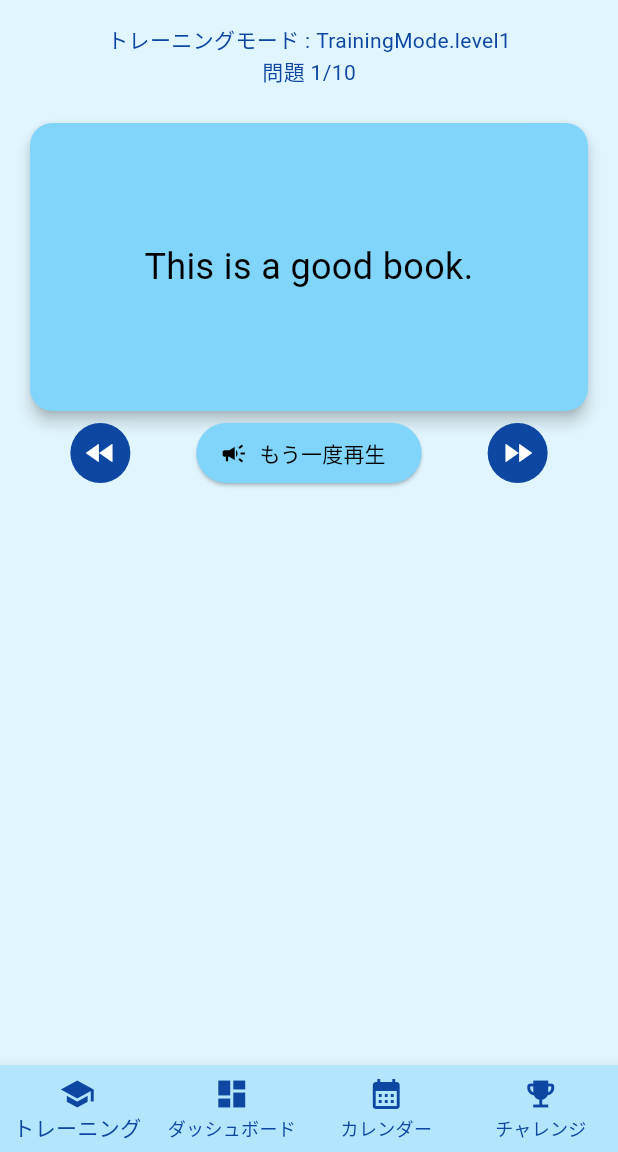
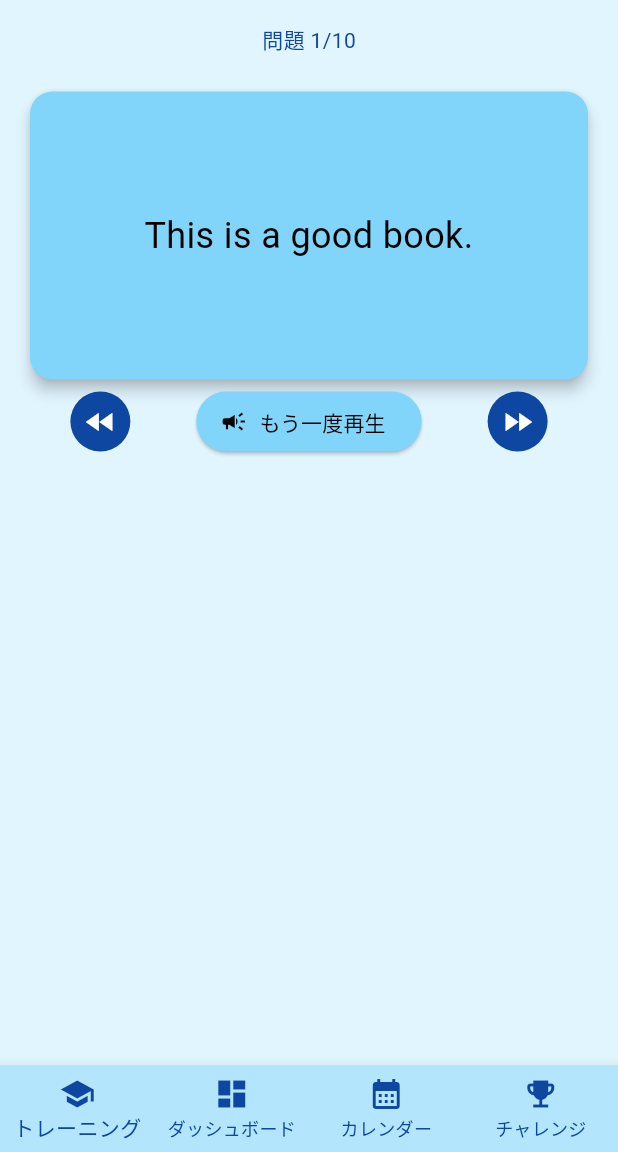
Before and after one commit to HonjyouDaisuke/flash_english, a Flutter app: the TrainingPage screen opened by its route, after a tap on "これは良い本です。", on a phone screen of 412 x 824 dp, the part 84-1236 px from its top. Run offline on Flutter 3.47's test engine with Material 3 defaults, Android fonts, the phone set to English and light mode, and no system bars; drawn by our look-alikes of flip_card; our stand-ins replace audioplayers, flutter_riverpod, go_router, sqflite; accounts and stored records are empty.

Commit message:
仮にコミット

```diff
--- a/lib/domain/enums/training_mode.dart
+++ /dev/null
@@ -1,7 +0,0 @@
-enum TrainingMode {
-  level1,
-  level2,
-  level3,
-  shuffle,
-  hearing,
-}
--- /dev/null
+++ b/lib/presentation/pages/category_select_page.dart
@@ -0,0 +1,41 @@
+import 'package:flash_english/presentation/pages/unit_select_page.dart';
+import 'package:flutter/material.dart';
+import 'package:go_router/go_router.dart';
+
+class CategorySelectPage extends StatelessWidget {
+  const CategorySelectPage({super.key});
+
+  @override
+  Widget build(BuildContext context) {
+    return Column(
+      children: [
+        AppBar(title: const Text('ユニット選択')),
+        Expanded(
+          child: Center(
+            child: Column(
+              mainAxisAlignment: MainAxisAlignment.center,
+              children: [
+                ElevatedButton(
+                  onPressed: () {
+                    context.push('/training/category/unit?categoryId=1');
+                  },
+                  child: const Text('中学１年生レベル'),
+                ),
+                ElevatedButton(
+                  onPressed: () {},
+                  child: const Text('中学2年生レベル'),
+                ),
+                ElevatedButton(
+                  onPressed: () {
+                    context.push('/training/shuffle');
+                  },
+                  child: const Text('シャッフル'),
+                ),
+              ],
+            ),
+          ),
+        ),
+      ],
+    );
+  }
+}
--- a/lib/presentation/pages/training_menu_page.dart
+++ b/lib/presentation/pages/training_menu_page.dart
@@ -1,6 +1,8 @@
 import 'package:flash_english/application/usecases/reset_app_usecase.dart';
 import 'package:flash_english/infrastructure/datasources/local/question_local_data_source.dart';
 import 'package:flash_english/infrastructure/repositories/seed_repository_impl.dart';
+import 'package:flash_english/presentation/pages/category_select_page.dart';
+import 'package:flash_english/presentation/pages/training_page.dart';
 import 'package:flutter/material.dart';
 import 'package:go_router/go_router.dart';
 
@@ -34,7 +36,7 @@ class TrainingMenuPage extends StatelessWidget {
                 ),
                 ElevatedButton(
                   onPressed: () {
-                    context.push('/training/shuffle');
+                    context.push('/training/category');
                   },
                   child: const Text('シャッフル'),
                 ),
--- a/lib/presentation/pages/training_page.dart
+++ b/lib/presentation/pages/training_page.dart
@@ -1,4 +1,3 @@
-import 'package:flash_english/domain/enums/training_mode.dart';
 import 'package:flash_english/presentation/providers/training_provider.dart';
 import 'package:flash_english/presentation/widgets/flash_card_widget.dart';
 import 'package:flip_card/flip_card.dart';
@@ -6,9 +5,9 @@ import 'package:flutter/material.dart';
 import 'package:flutter_riverpod/flutter_riverpod.dart';
 
 class TrainingPage extends ConsumerStatefulWidget {
-  final TrainingMode mode;
-
-  const TrainingPage({super.key, required this.mode});
+  final int? categoryId;
+  final int? unitId;
+  const TrainingPage({super.key, this.categoryId, this.unitId});
 
   @override
   ConsumerState<TrainingPage> createState() => _TrainingPageState();
@@ -20,7 +19,8 @@ class _TrainingPageState extends ConsumerState<TrainingPage> {
   @override
   void initState() {
     super.initState();
-
+    debugPrint(
+        'TrainingPage initState: categoryId=${widget.categoryId}, unitId=${widget.unitId}');
     Future.microtask(() async {
       final notifier = ref.read(trainingProvider.notifier);
 
@@ -105,7 +105,6 @@ class _TrainingPageState extends ConsumerState<TrainingPage> {
         child: Column(
           crossAxisAlignment: CrossAxisAlignment.center,
           children: [
-            Text("トレーニングモード : ${widget.mode}"),
             Text("問題 ${state.currentIndex + 1}/${state.questions.length}"),
             const SizedBox(height: 20),
             FlashCardWidget(
--- /dev/null
+++ b/lib/presentation/pages/unit_select_page.dart
@@ -0,0 +1,41 @@
+import 'package:flash_english/presentation/pages/training_page.dart';
+import 'package:flutter/material.dart';
+import 'package:go_router/go_router.dart';
+
+class UnitSelectPage extends StatelessWidget {
+  final int categoryId;
+  const UnitSelectPage({super.key, required this.categoryId});
+
+  @override
+  Widget build(BuildContext context) {
+    return Column(
+      children: [
+        AppBar(title: const Text('ユニット選択')),
+        Expanded(
+          child: Center(
+            child: Column(
+              mainAxisAlignment: MainAxisAlignment.center,
+              children: [
+                ElevatedButton(
+                  onPressed: () {
+                    context.push(
+                        '/training/category/unit/training?categoryId=1&unitId=1');
+                  },
+                  child: const Text('ユニット1'),
+                ),
+                ElevatedButton(
+                  onPressed: () {},
+                  child: const Text('ユニット2'),
+                ),
+                ElevatedButton(
+                  onPressed: () {},
+                  child: const Text('ユニット3'),
+                ),
+              ],
+            ),
+          ),
+        ),
+      ],
+    );
+  }
+}
--- a/lib/router/app_router.dart
+++ b/lib/router/app_router.dart
@@ -1,4 +1,7 @@
-import 'package:flash_english/domain/enums/training_mode.dart';
+import 'dart:collection';
+
+import 'package:flash_english/presentation/pages/category_select_page.dart';
+import 'package:flash_english/presentation/pages/unit_select_page.dart';
 import 'package:go_router/go_router.dart';
 
 import '../presentation/pages/training_menu_page.dart';
@@ -22,14 +25,31 @@ final GoRouter appRouter = GoRouter(
           builder: (context, state) => const TrainingMenuPage(),
           routes: [
             GoRoute(
-              path: 'normal',
-              builder: (context, state) =>
-                  const TrainingPage(mode: TrainingMode.level1),
-            ),
+                path: 'category',
+                builder: (context, state) => const CategorySelectPage(),
+                routes: [
+                  GoRoute(
+                      path: 'unit',
+                      builder: (context, state) => const UnitSelectPage(
+                            categoryId: 1,
+                          ),
+                      routes: [
+                        GoRoute(
+                          path: 'training',
+                          builder: (context, state) {
+                            final categoryId = int.parse(
+                                state.uri.queryParameters['categoryId'] ?? '0');
+                            final unitId = int.parse(
+                                state.uri.queryParameters['unitId'] ?? '0');
+                            return TrainingPage(
+                                categoryId: categoryId, unitId: unitId);
+                          },
+                        ),
+                      ]),
+                ]),
             GoRoute(
               path: 'shuffle',
-              builder: (context, state) =>
-                  const TrainingPage(mode: TrainingMode.shuffle),
+              builder: (context, state) => const TrainingPage(),
             ),
           ],
         ),
```
